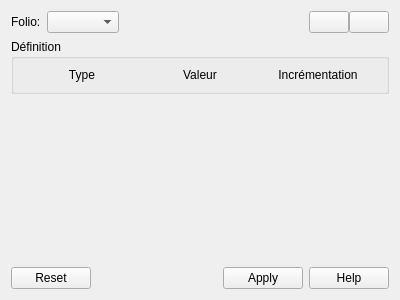
qelectrotech/qelectrotech-source-mirror, file sources/ui/selectautonumw.ui: the form before one commit.
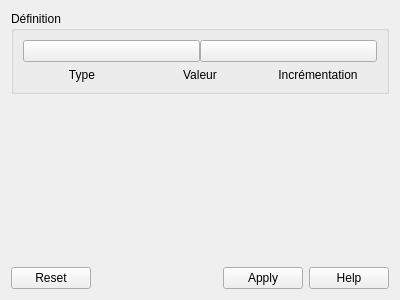
The form after the commit. Icons and pictures are not drawn.

Commit message: Conductor autonumerotation: Remove one autonum per diagram and add global autonums for the project. several diagram can share the same autonumerotation. This is first step, need to be improved and readd some feature (disabled for first step).

Patch:
```diff
--- a/sources/ui/selectautonumw.ui
+++ b/sources/ui/selectautonumw.ui
@@ -13,42 +13,18 @@
   <property name="windowTitle">
    <string>Form</string>
   </property>
-  <layout class="QVBoxLayout" name="verticalLayout_2">
+  <layout class="QVBoxLayout" name="verticalLayout">
+   <item>
+    <widget class="QGroupBox" name="definition_groupe">
+     <property name="title">
+      <string>Définition</string>
+     </property>
+     <layout class="QVBoxLayout" name="verticalLayout_3">
    <item>
     <layout class="QHBoxLayout" name="horizontalLayout">
      <property name="spacing">
       <number>0</number>
      </property>
-     <item>
-      <widget class="QLabel" name="label">
-       <property name="text">
-        <string>Folio:  </string>
-       </property>
-      </widget>
-     </item>
-     <item>
-      <widget class="QComboBox" name="diagram_chooser">
-       <property name="toolTip">
-        <string>&lt;html&gt;&lt;head/&gt;&lt;body&gt;&lt;p&gt;Choisir le folio&lt;/p&gt;&lt;/body&gt;&lt;/html&gt;</string>
-       </property>
-       <property name="maxVisibleItems">
-        <number>5</number>
-       </property>
-      </widget>
-     </item>
-     <item>
-      <spacer name="horizontalSpacer">
-       <property name="orientation">
-        <enum>Qt::Horizontal</enum>
-       </property>
-       <property name="sizeHint" stdset="0">
-        <size>
-         <width>40</width>
-         <height>20</height>
-        </size>
-       </property>
-      </spacer>
-     </item>
      <item>
       <widget class="QPushButton" name="remove_button">
        <property name="toolTip">
@@ -85,12 +61,6 @@
      </item>
     </layout>
    </item>
-   <item>
-    <widget class="QGroupBox" name="definition_groupe">
-     <property name="title">
-      <string>Définition</string>
-     </property>
-     <layout class="QVBoxLayout" name="verticalLayout_3">
       <item>
        <layout class="QVBoxLayout" name="editor_layout">
         <property name="spacing">
```
Lines whose indentation alone changed are shown as unchanged. The commit also changes 22 other files.
